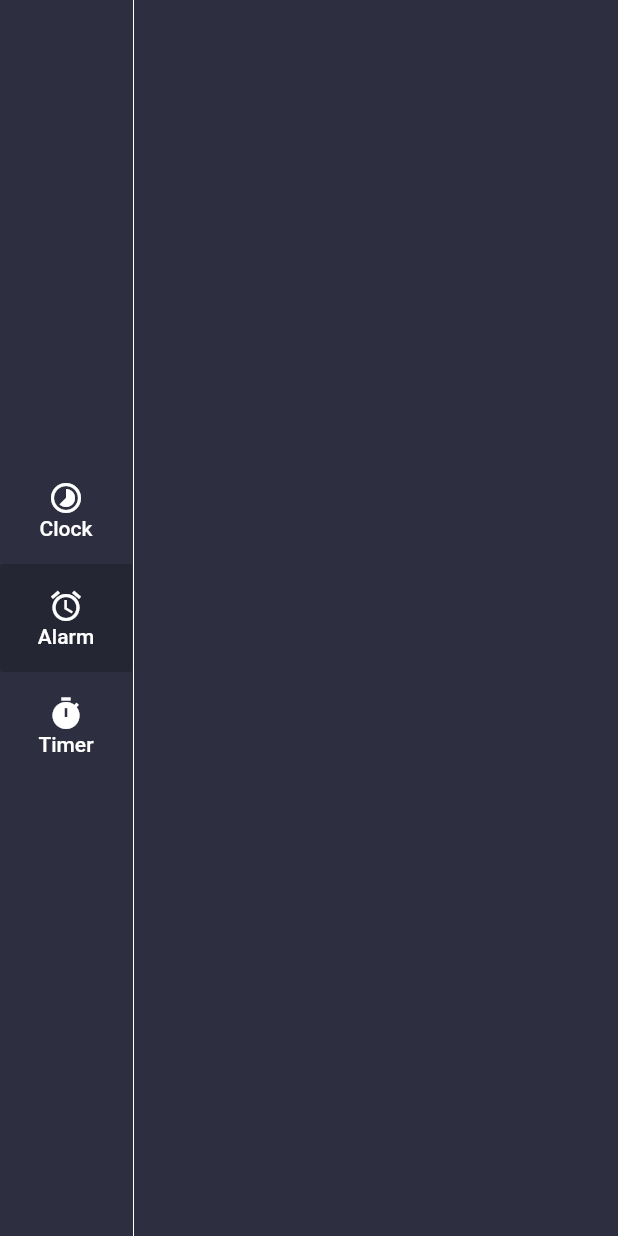
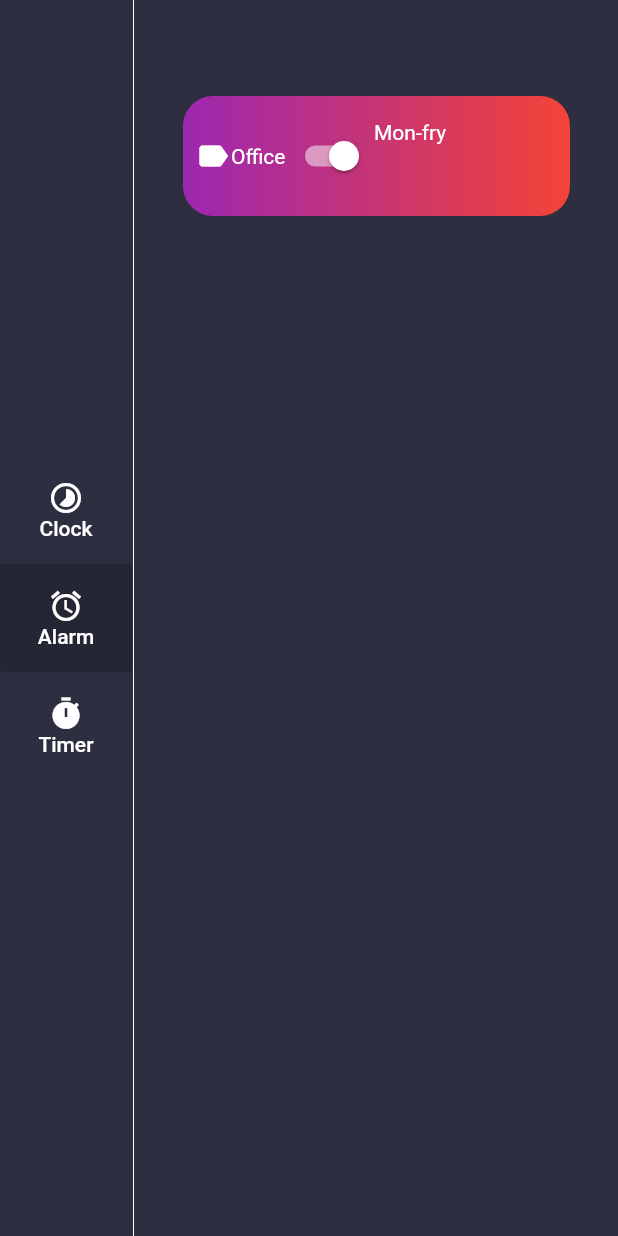
Before and after one commit to iamageo/flutter_samples, a Flutter app: the screen it shows after launch, after a tap on "Alarm", on a phone screen of 412 x 824 dp. Run offline on Flutter 3.47's test engine with Material 2 defaults, Android fonts, the light colour scheme and no system bars; our stand-ins replace sqflite; accounts and stored records are empty.

Commit message:
layout item recyclerview

```diff
--- a/clock/lib/data.dart
+++ b/clock/lib/data.dart
@@ -1,3 +1,4 @@
+import 'package:clock/providers/alarm_info.dart';
 import 'package:clock/providers/enums.dart';
 import 'package:clock/providers/menu_info.dart';
 import 'package:flutter/material.dart';
@@ -7,3 +8,7 @@ List<MenuInfo> listMenu = [
   MenuInfo(MenuType.alarm, title: "Alarm", icon: Icons.alarm),
   MenuInfo(MenuType.timer, title: "Timer", icon: Icons.timer),
 ];
+
+List<AlarmInfo> listAlarms = [
+  AlarmInfo(DateTime.now().add(Duration(hours: 1)), "Office", true),
+];
--- a/clock/lib/homepage.view.dart
+++ b/clock/lib/homepage.view.dart
@@ -1,12 +1,12 @@
 import 'package:clock/constants/constants.dart';
 import 'package:clock/providers/enums.dart';
 import 'package:clock/providers/menu_info.dart';
+import 'package:clock/view/alarm.view.dart';
+import 'package:clock/view/clockpage.view.dart';
 import 'package:flutter/cupertino.dart';
 import 'package:flutter/material.dart';
-import 'package:intl/intl.dart';
 import 'package:provider/provider.dart';
 
-import 'clock.view.dart';
 import 'data.dart';
 
 class HomepageView extends StatefulWidget {
@@ -19,13 +19,6 @@ class HomepageView extends StatefulWidget {
 class _HomepageViewState extends State<HomepageView> {
   @override
   Widget build(BuildContext context) {
-    var now = DateTime.now();
-    var formatedTime = DateFormat('HH:mm').format(now);
-    var formatedDate = DateFormat('EEE, d MMM').format(now);
-    var timezoneString = now.timeZoneOffset.toString().split(".").first;
-    var offsetSign = "";
-    if (!timezoneString.startsWith('-')) offsetSign = '+';
-
     return Scaffold(
         backgroundColor: const Color(0xFF2D2F41),
         body: Row(
@@ -40,78 +33,32 @@ class _HomepageViewState extends State<HomepageView> {
               color: Colors.white,
               width: 2,
             ),
-          Expanded(child: Consumer<MenuInfo>(
-              builder: (BuildContext context, MenuInfo value, Widget? child) {
-                if(value.menuType != MenuType.clock) return Container();
+            Expanded(
+              child: Consumer<MenuInfo>(builder:
+                  (BuildContext context, MenuInfo value, Widget? child) {
+                if (value.menuType == MenuType.clock)
+                  return ClockPage();
+                else if (value.menuType == MenuType.alarm)
+                  return AlarmPage();
+                else
                   return Container(
-              padding: const EdgeInsets.symmetric(vertical: 64, horizontal: 32),
-              alignment: Alignment.center,
-              child: Column(
-                crossAxisAlignment: CrossAxisAlignment.start,
-                children: <Widget>[
-                  const Flexible(
-                    fit: FlexFit.tight,
-                    flex: 1,
-                    child: Text("Clock",
-                        style: TextStyle(color: Colors.white, fontSize: 24)),
+                    child: RichText(
+                      text: TextSpan(
+                        style: TextStyle(fontSize: 20),
+                        children: <TextSpan>[
+                          TextSpan(text: 'Upcoming Tutorial\n'),
+                          TextSpan(
+                            text: value.title,
+                            style: TextStyle(fontSize: 48),
                           ),
-                  Flexible(
-                    flex: 2,
-                    child: Column(
-                      crossAxisAlignment: CrossAxisAlignment.start,
-                      children: [
-                        Text(formatedTime,
-                            style: const TextStyle(
-                                color: Colors.white, fontSize: 64)),
-                        Text(formatedDate,
-                            style: const TextStyle(
-                                color: Colors.white, fontSize: 20)),
                         ],
                       ),
                     ),
-                  const Flexible(
-                    flex: 5,
-                    fit: FlexFit.tight,
-                    child: Align(
-                      alignment: Alignment.center,
-                      child: ClockView(
-                        size: 250,
-                      ),
-                    ),
-                  ),
-                  Flexible(
-                      flex: 2,
-                      fit: FlexFit.tight,
-                      child: Column(
-                        crossAxisAlignment: CrossAxisAlignment.start,
-                        children: [
-                          const Text("Timezone",
-                              style:
-                                  TextStyle(color: Colors.white, fontSize: 20)),
-                          Row(
-                            children: [
-                              const Icon(
-                                Icons.language,
-                                color: Colors.white,
-                              ),
-                              const SizedBox(
-                                width: 16,
-                                height: 16,
-                              ),
-                              Text("UTC" + offsetSign + timezoneString,
-                                  style: const TextStyle(
-                                      color: Colors.white, fontSize: 20)),
-                            ],
+                  );
+              }),
             ),
           ],
-                      ))
-                ],
-              ),
-            );
-          }))
-        ],
-      ),
-    );
+        ));
   }
 
   Widget buildMenuButton(MenuInfo currentMenuInfo) {
--- /dev/null
+++ b/clock/lib/providers/alarm_info.dart
@@ -0,0 +1,7 @@
+class AlarmInfo {
+  DateTime? alarmDateTime;
+  String? description;
+  bool? isActivate;
+
+  AlarmInfo(this.alarmDateTime, this.description, this.isActivate);
+}
--- /dev/null
+++ b/clock/lib/view/alarm.view.dart
@@ -0,0 +1,72 @@
+import 'dart:io';
+
+import 'package:clock/data.dart';
+import 'package:flutter/material.dart';
+
+class AlarmPage extends StatefulWidget {
+  const AlarmPage({Key? key}) : super(key: key);
+
+  @override
+  _AlarmPageState createState() => _AlarmPageState();
+}
+
+class _AlarmPageState extends State<AlarmPage> {
+  @override
+  Widget build(BuildContext context) {
+    return Container(
+        padding: const EdgeInsets.symmetric(vertical: 64, horizontal: 32),
+        child: Expanded(
+          child: ListView(
+            children: listAlarms.map((alarm) {
+              return Container(
+                padding:
+                    const EdgeInsets.symmetric(vertical: 16, horizontal: 8),
+                decoration: const BoxDecoration(
+                    gradient: LinearGradient(
+                        colors: [Colors.purple, Colors.red],
+                        begin: Alignment.centerLeft,
+                        end: Alignment.centerRight),
+                    borderRadius: BorderRadius.all(Radius.circular(20))),
+                child: Column(
+                  children: <Widget>[
+                    Row(
+                      crossAxisAlignment: CrossAxisAlignment.start,
+                      children: <Widget>[
+                        Row(
+                          children: [
+                            Row(
+                              children: [
+                                const Icon(
+                                  Icons.label,
+                                  color: Colors.white,
+                                  size: 24,
+                                ),
+                                const SizedBox(
+                                  height: 8,
+                                ),
+                                const Text(
+                                  "Office",
+                                  style: TextStyle(
+                                    color: Colors.white,
+                                  ),
+                                ),
+                              ],
+                            ),
+                            Switch(
+                              value: true,
+                              onChanged: (bool value) {},
+                              activeColor: Colors.white,
+                            ),
+                          ],
+                        ),
+                        const Text("Mon-fry", style: TextStyle(color: Colors.white),)
+                      ],
+                    )
+                  ],
+                ),
+              );
+            }).toList(),
+          ),
+        ));
+  }
+}
--- /dev/null
+++ b/clock/lib/view/clockpage.view.dart
@@ -0,0 +1,84 @@
+import 'package:flutter/material.dart';
+import 'package:intl/intl.dart';
+
+import 'clock.view.dart';
+
+class ClockPage extends StatefulWidget {
+  @override
+  _ClockPageState createState() => _ClockPageState();
+}
+
+class _ClockPageState extends State<ClockPage> {
+  @override
+  Widget build(BuildContext context) {
+    var now = DateTime.now();
+    var formatedTime = DateFormat('HH:mm').format(now);
+    var formatedDate = DateFormat('EEE, d MMM').format(now);
+    var timezoneString = now.timeZoneOffset.toString().split(".").first;
+    var offsetSign = "";
+    if (!timezoneString.startsWith('-')) offsetSign = '+';
+
+    return Container(
+      padding: const EdgeInsets.symmetric(vertical: 64, horizontal: 32),
+      alignment: Alignment.center,
+      child: Column(
+        crossAxisAlignment: CrossAxisAlignment.start,
+        children: <Widget>[
+          const Flexible(
+            fit: FlexFit.tight,
+            flex: 1,
+            child: Text("Clock",
+                style: TextStyle(color: Colors.white, fontSize: 24)),
+          ),
+          Flexible(
+            flex: 2,
+            child: Column(
+              crossAxisAlignment: CrossAxisAlignment.start,
+              children: [
+                Text(formatedTime,
+                    style: const TextStyle(color: Colors.white, fontSize: 64)),
+                Text(formatedDate,
+                    style: const TextStyle(color: Colors.white, fontSize: 20)),
+              ],
+            ),
+          ),
+          const Flexible(
+            flex: 5,
+            fit: FlexFit.tight,
+            child: Align(
+              alignment: Alignment.center,
+              child: ClockView(
+                size: 250,
+              ),
+            ),
+          ),
+          Flexible(
+              flex: 2,
+              fit: FlexFit.tight,
+              child: Column(
+                crossAxisAlignment: CrossAxisAlignment.start,
+                children: [
+                  const Text("Timezone",
+                      style: TextStyle(color: Colors.white, fontSize: 20)),
+                  Row(
+                    children: [
+                      const Icon(
+                        Icons.language,
+                        color: Colors.white,
+                      ),
+                      const SizedBox(
+                        width: 16,
+                        height: 16,
+                      ),
+                      Text("UTC" + offsetSign + timezoneString,
+                          style: const TextStyle(
+                              color: Colors.white, fontSize: 20)),
+                    ],
+                  ),
+                ],
+              ))
+        ],
+      ),
+    );
+  }
+}
```
Also changed, not shown: clock/lib/view/clock.view.dart (renamed from clock/lib/clock.view.dart). Lines whose indentation alone changed are shown as unchanged.
